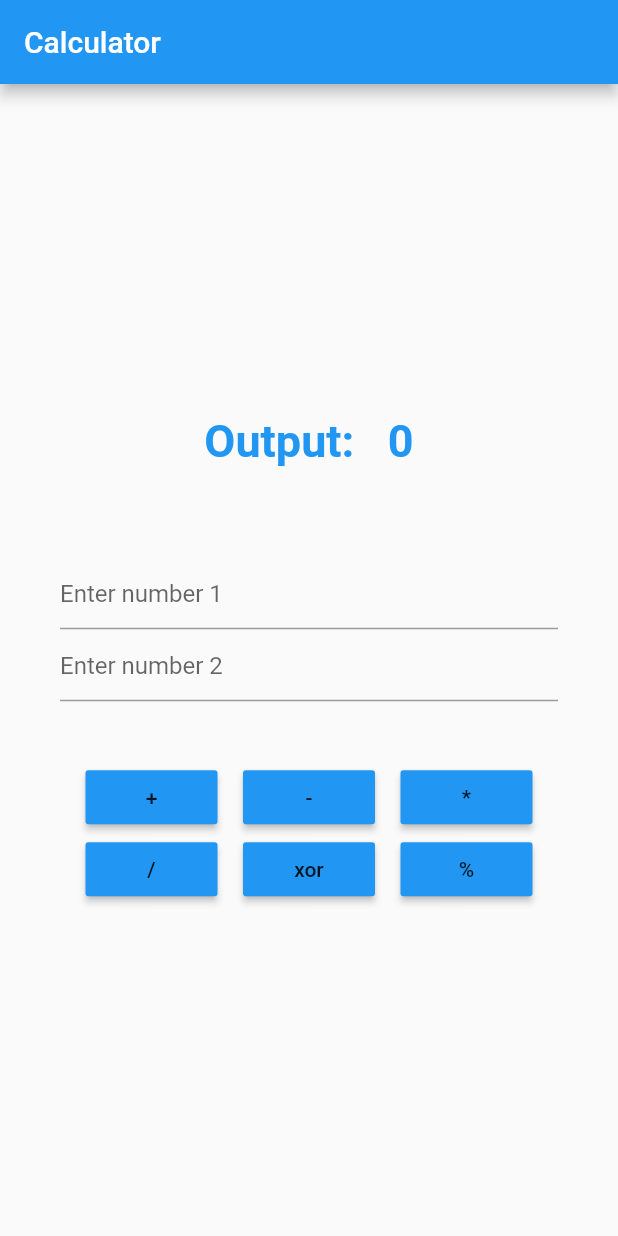
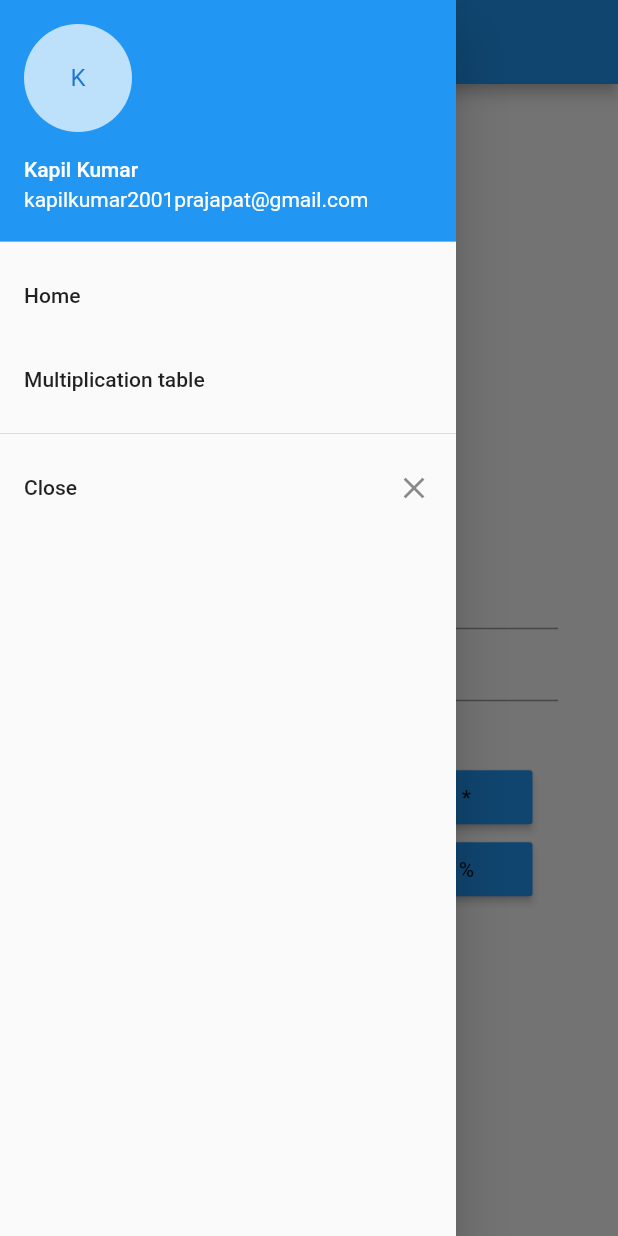
Before and after one commit to kapilkumar2001/CalculatorApp, a Flutter app: the screen it shows after launch, with the side drawer open (before the commit the screen has no drawer), on a phone screen of 412 x 824 dp. Run offline on Flutter 3.47's test engine with Material 2 defaults, Android fonts, the phone set to English and light mode, and no system bars.

Commit message:
updated main.dart

```diff
--- a/lib/main.dart
+++ b/lib/main.dart
@@ -1,5 +1,5 @@
 import 'package:flutter/material.dart';
-import 'homepage.dart';
+import 'package:calculator/multiplicationtable.dart';
 
 void main() {
   runApp(MyApp());
@@ -15,6 +15,195 @@ class MyApp extends StatelessWidget {
         visualDensity: VisualDensity.adaptivePlatformDensity,
       ),
       home: new MyHomePage(),
+      routes: {
+        '/multipli': (context) => Multiplication(),
+      },
     );
   }
 }
+
+
+class MyHomePage extends StatefulWidget {
+  @override
+  _MyHomePageState createState() => _MyHomePageState();
+}
+
+class _MyHomePageState extends State<MyHomePage>{
+  var num1,num2,sum=0;
+
+  final TextEditingController t1 = new TextEditingController(text: "");
+  final TextEditingController t2 = new TextEditingController(text: "");
+
+  void addition()
+  {
+    setState(() {
+      num1 = int.parse(t1.text);
+      num2 = int.parse(t2.text);
+      sum=(num1+num2);
+    });
+  }
+
+  void substraction()
+  {
+    setState(() {
+      num1 = int.parse(t1.text);
+      num2 = int.parse(t2.text);
+      sum=(num1-num2);
+    });
+  }
+
+  void multiplication()
+  {
+    setState(() {
+      num1 = int.parse(t1.text);
+      num2 = int.parse(t2.text);
+      sum=(num1*num2);
+    });
+  }
+
+  void division()
+  {
+    setState(() {
+      num1 = int.parse(t1.text);
+      num2 = int.parse(t2.text);
+      sum = (num1~/num2);
+    });
+  }
+
+  void power()
+  {
+    setState(() {
+      num1 = int.parse(t1.text);
+      num2 = int.parse(t2.text);
+      sum=(num1^num2);
+    });
+  }
+
+  void modulo()
+  {
+    setState(() {
+      num1 = int.parse(t1.text);
+      num2 = int.parse(t2.text);
+      sum=(num1%num2);
+    });
+  }
+
+  @override
+  Widget build(BuildContext context) {
+    return Scaffold(
+      appBar: AppBar(
+        title: Text("Calculator"),
+      ),
+      drawer: new Drawer(
+        child: new ListView(
+          children: <Widget>[
+            new UserAccountsDrawerHeader(
+              accountName: new Text("Kapil Kumar"),
+              accountEmail: new Text("kapilkumar2001prajapat@gmail.com"),
+              currentAccountPicture: new CircleAvatar(
+                backgroundColor: Colors.white70,
+                child: new Text("K"),
+              ),
+            ),
+            new ListTile(
+              title: new Text("Home"),
+            ),
+            new ListTile(
+              title: new Text("Multiplication table"),
+              onTap: ()=> Navigator.of(context).pushNamed('/multipli'),
+            ),
+            Divider(),
+            new ListTile(
+              title: new Text("Close"),
+              trailing: new Icon(Icons.clear),
+              onTap: ()=> Navigator.of(context).pop(),
+            ),
+          ],
+        ),
+      ),
+      body: new Container(
+        padding: const EdgeInsets.all(40.0),
+        child: Column(
+          mainAxisAlignment: MainAxisAlignment.center,
+          children: <Widget>[
+            new Text("Output:   $sum",
+              style: new TextStyle(
+                fontSize: 30.0,
+                fontWeight: FontWeight.bold,
+                color: Colors.blue,
+              ),
+            ),
+            new Padding(
+              padding: const EdgeInsets.all(30.0),
+            ),
+            new TextField(
+              keyboardType: TextInputType.number,
+              decoration: new InputDecoration(
+                hintText:"Enter number 1",
+              ),
+              controller: t1,
+            ),
+            new TextField(
+              keyboardType: TextInputType.number,
+              decoration: new InputDecoration(
+                hintText:"Enter number 2",
+              ),
+              controller: t2,
+            ),
+            new Padding(
+              padding: const EdgeInsets.all(20.0),
+            ),
+            new Row(
+              mainAxisAlignment: MainAxisAlignment.spaceEvenly,
+              children: <Widget>[
+                new MaterialButton(
+                  child : new Text("+"),
+                  color: Colors.blue,
+                  splashColor: Colors.white,
+                  onPressed: addition,
+                ),
+                new MaterialButton(
+                  child : new Text("-"),
+                  color: Colors.blue,
+                  splashColor: Colors.white,
+                  onPressed: substraction,
+                ),
+                new MaterialButton(
+                  color: Colors.blue,
+                  splashColor: Colors.white,
+                  child : new Text("*"),
+                  onPressed: multiplication,
+                ),
+              ],
+            ),
+            new Row(
+              mainAxisAlignment: MainAxisAlignment.spaceEvenly,
+              children: <Widget>[
+                new MaterialButton(
+                  color: Colors.blue,
+                  splashColor: Colors.white,
+                  child : new Text("/"),
+                  onPressed: division,
+                ),
+                new MaterialButton(
+                  color: Colors.blue,
+                  splashColor: Colors.white,
+                  child : new Text("xor"),
+                  onPressed: power,
+                ),
+                new MaterialButton(
+                  color: Colors.blue,
+                  splashColor: Colors.white,
+                  child : new Text("%"),
+                  onPressed: modulo,
+                ),
+              ],
+            ),
+          ],
+
+        ),
+      ),
+
+    );
+  }
+}
```
